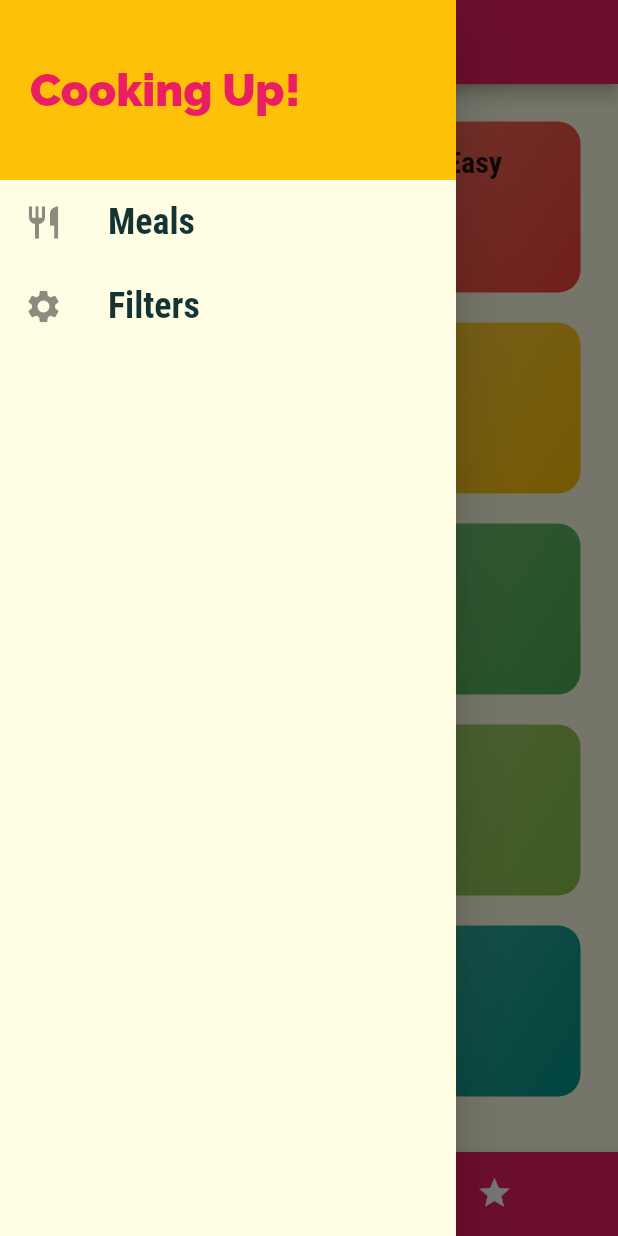
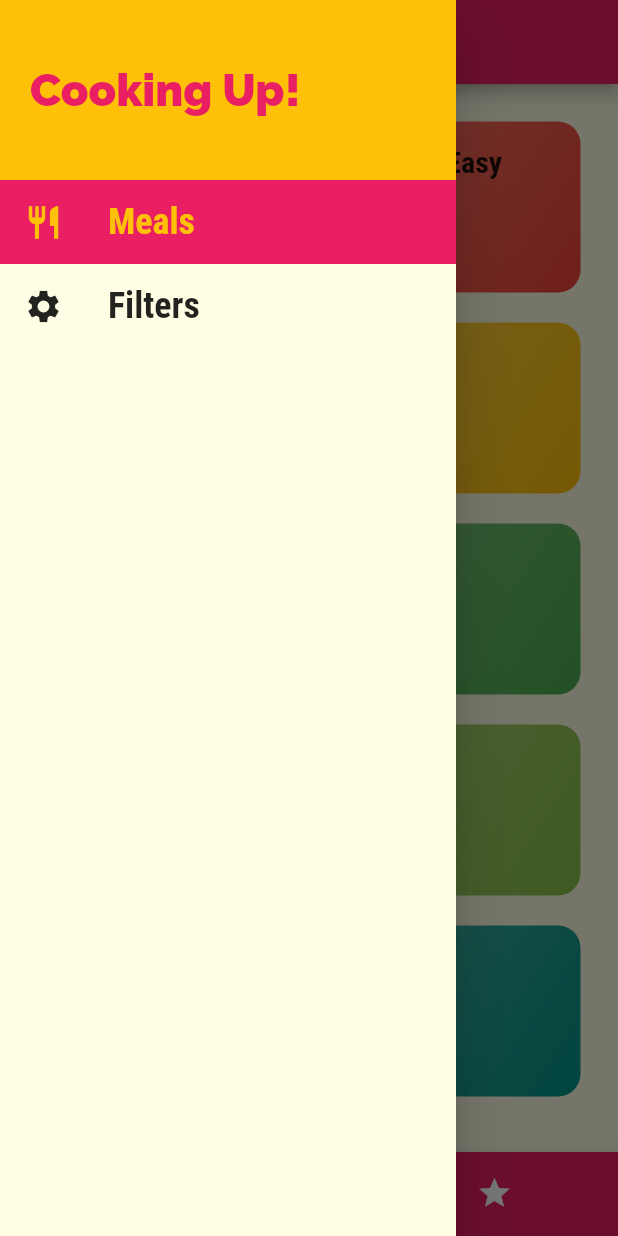
Before and after one commit to omar1413/recipes-flutter, a Flutter app: the screen it shows after launch, with the side drawer open, on a phone screen of 412 x 824 dp. Run offline on Flutter 3.47's test engine with Material 2 defaults, Android fonts, the phone set to English and light mode, and no system bars.

Commit message:
add filters

```diff
--- a/lib/src/app.dart
+++ b/lib/src/app.dart
@@ -1,5 +1,6 @@
 import 'package:flutter/material.dart';
 import 'package:recipes/src/screens/category_meals_screen.dart';
+import 'package:recipes/src/screens/filters_screen.dart';
 import 'package:recipes/src/screens/meal_details_screen.dart';
 import 'package:recipes/src/screens/tabs_screen.dart';
 
@@ -32,6 +33,7 @@ class App extends StatelessWidget {
       routes: {
         CategoryMealsScreen.route: (_) => CategoryMealsScreen(),
         MealDetailsScreen.route: (_) => MealDetailsScreen(),
+        FiltersScreen.route: (_) => FiltersScreen(),
       },
       onUnknownRoute: (_) {
         return MaterialPageRoute(
--- a/lib/src/screens/meal_details_screen.dart
+++ b/lib/src/screens/meal_details_screen.dart
@@ -81,6 +81,12 @@ class MealDetailsScreen extends StatelessWidget {
           ],
         ),
       ),
+      floatingActionButton: FloatingActionButton(
+        child: Icon(Icons.delete),
+        onPressed: () {
+          Navigator.pop(context, id);
+        },
+      ),
     );
   }
 }
--- a/lib/src/screens/tabs_screen.dart
+++ b/lib/src/screens/tabs_screen.dart
@@ -32,7 +32,7 @@ class _TabsScreenState extends State<TabsScreen> {
   @override
   Widget build(BuildContext context) {
     return Skeleton(
-      drawer: AppDrawer(),
+      drawer: AppDrawer('/'),
       title: Text(_pages[_selectedIndex]['title']),
       body: _pages[_selectedIndex]['page'],
       bottomNavigationBar: BottomNavigationBar(
--- a/lib/src/widgets/app_drawer.dart
+++ b/lib/src/widgets/app_drawer.dart
@@ -1,14 +1,24 @@
 import 'package:flutter/material.dart';
+import 'package:recipes/src/screens/filters_screen.dart';
 
 class AppDrawer extends StatelessWidget {
+  final String routeIdentifier;
+
+  AppDrawer(this.routeIdentifier);
+
   @override
   Widget build(BuildContext context) {
     return Drawer(
       child: Column(
         children: <Widget>[
           buildHeader(context),
-          buildListTile('Meals', Icons.restaurant, onTap: () {}),
-          buildListTile('Filters', Icons.settings, onTap: () {}),
+          buildListTile(context, 'Meals', Icons.restaurant, '/', onTap: () {
+            Navigator.pushReplacementNamed(context, '/');
+          }),
+          buildListTile(context, 'Filters', Icons.settings, FiltersScreen.route,
+              onTap: () {
+            Navigator.pushReplacementNamed(context, FiltersScreen.route);
+          }),
         ],
       ),
     );
@@ -32,21 +42,32 @@ class AppDrawer extends StatelessWidget {
     );
   }
 
-  Widget buildListTile(String title, IconData icon, {Function onTap}) {
-    return ListTile(
+  Widget buildListTile(
+      BuildContext context, String title, IconData icon, String identifier,
+      {Function onTap}) {
+    final textColor = routeIdentifier == identifier
+        ? Theme.of(context).accentColor
+        : Theme.of(context).textTheme.title.color;
+    final opacity = routeIdentifier == identifier ? 1.0 : 0.0;
+    return Container(
+      color: Theme.of(context).primaryColor.withOpacity(opacity),
+      child: ListTile(
         onTap: onTap,
         leading: Icon(
           icon,
           size: 26.0,
+          color: textColor,
         ),
         title: Text(
           title,
           style: TextStyle(
+            color: textColor,
             fontFamily: 'RobotoCondensed',
             fontWeight: FontWeight.bold,
             fontSize: 24.0,
           ),
         ),
+      ),
     );
   }
 }
--- a/lib/src/widgets/skeleton.dart
+++ b/lib/src/widgets/skeleton.dart
@@ -6,6 +6,7 @@ class Skeleton extends StatelessWidget {
   final PreferredSizeWidget bottom;
   final Widget bottomNavigationBar;
   final Widget drawer;
+  final Widget floatingActionButton;
 
   const Skeleton(
       {Key key,
@@ -13,7 +14,8 @@ class Skeleton extends StatelessWidget {
       this.title,
       this.bottom,
       this.bottomNavigationBar,
-      this.drawer})
+      this.drawer,
+      this.floatingActionButton})
       : super(key: key);
 
   @override
@@ -41,6 +43,7 @@ class Skeleton extends StatelessWidget {
       body: body,
       drawer: drawer,
       bottomNavigationBar: bottomNavigationBar,
+      floatingActionButton: floatingActionButton,
     );
   }
 }
```
Also changed, not shown: lib/src/screens/category_meals_screen.dart (+43 -9 lines), lib/src/screens/filters_screen.dart (added, +82 -0 lines), lib/src/widgets/meal_item.dart (+5 -5 lines). Lines whose indentation alone changed are shown as unchanged.
